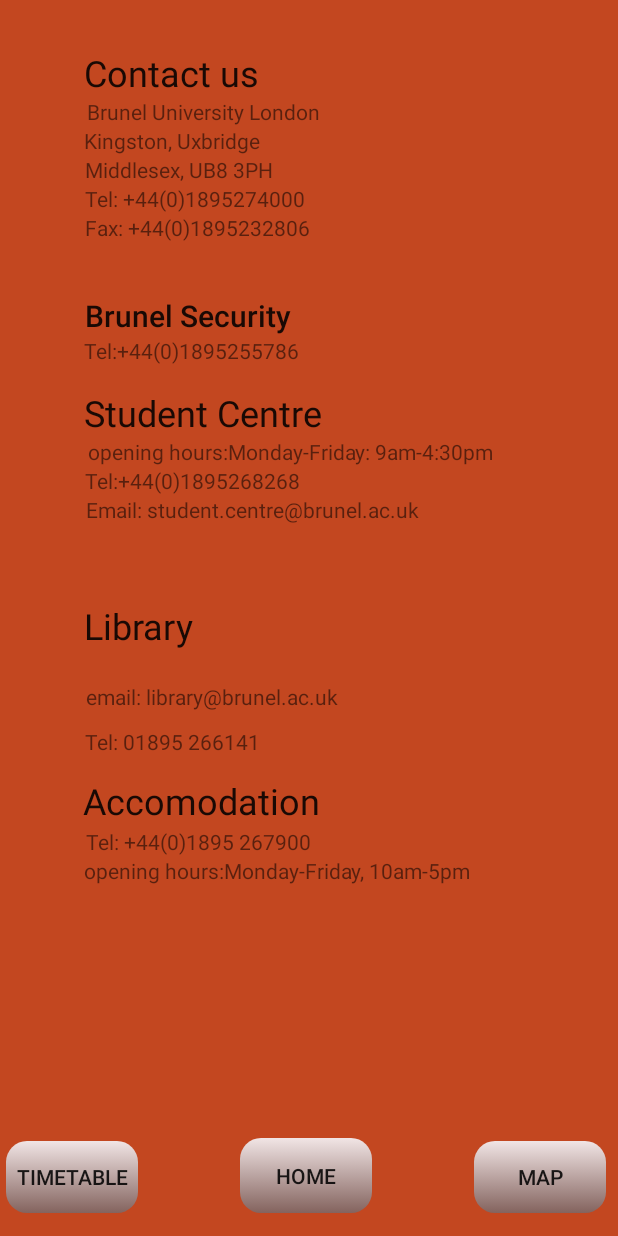
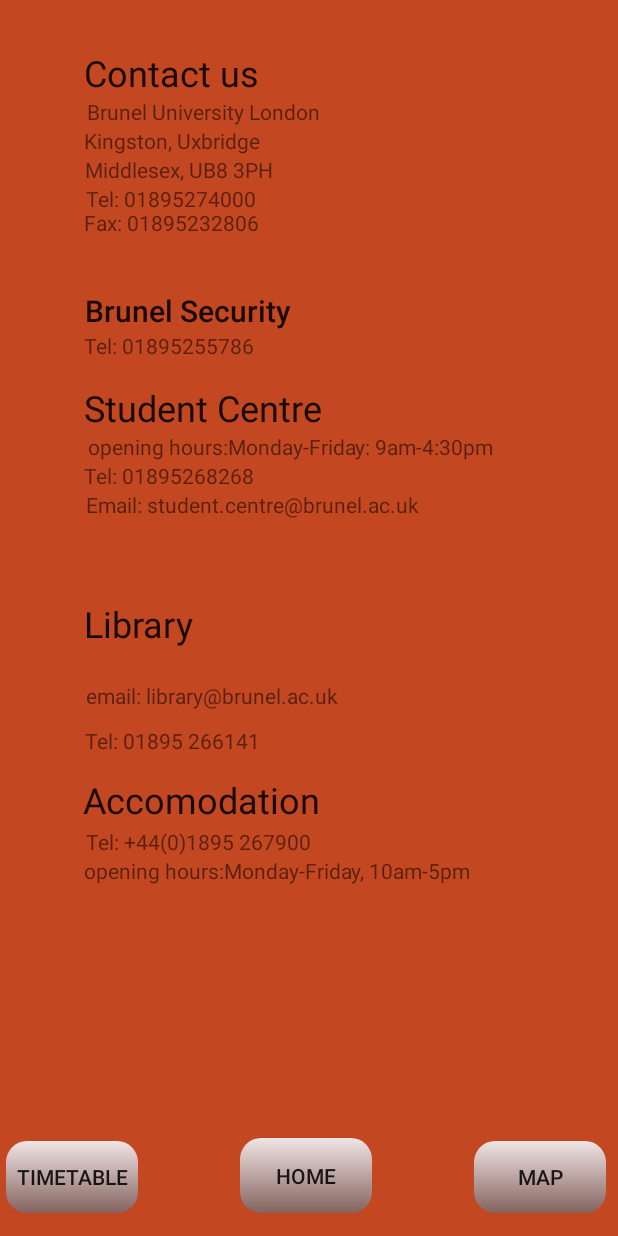
Before and after one commit to AbdulaleemSaleh1/2018-19-Goup-2, an Android app: the InfoPage screen opened directly, with no data from a screen before it, on a phone screen of 412 x 824 dp. Run offline under Robolectric (Android 15) with nearby library versions, the phone set to English and light mode, and no system bars.

Commit message:
Grammer & Positioning

```diff
--- a/app/src/main/res/layout/activity_info_page.xml
+++ b/app/src/main/res/layout/activity_info_page.xml
@@ -112,13 +112,14 @@
     <TextView
         android:id="@+id/textView10"
         android:layout_width="wrap_content"
-        android:layout_height="wrap_content"
+        android:layout_height="16dp"
         android:layout_marginStart="56dp"
         android:layout_marginLeft="56dp"
         android:layout_marginEnd="208dp"
         android:layout_marginRight="208dp"
-        android:text="Tel: +44(0)1895274000"
+        android:text="Tel: 01895274000"
         app:layout_constraintEnd_toEndOf="parent"
+        app:layout_constraintHorizontal_bias="0.03"
         app:layout_constraintStart_toStartOf="parent"
         app:layout_constraintTop_toBottomOf="@+id/textView9" />
 
@@ -130,8 +131,9 @@
         android:layout_marginLeft="56dp"
         android:layout_marginEnd="205dp"
         android:layout_marginRight="205dp"
-        android:text="Fax: +44(0)1895232806"
+        android:text="Fax: 01895232806"
         app:layout_constraintEnd_toEndOf="parent"
+        app:layout_constraintHorizontal_bias="0.0"
         app:layout_constraintStart_toStartOf="parent"
         app:layout_constraintTop_toBottomOf="@+id/textView10" />
 
@@ -159,7 +161,7 @@
         android:layout_marginLeft="56dp"
         android:layout_marginEnd="233dp"
         android:layout_marginRight="233dp"
-        android:text="Tel:+44(0)1895255786"
+        android:text="Tel: 01895255786"
         app:layout_constraintEnd_toEndOf="parent"
         app:layout_constraintHorizontal_bias="0.0"
         app:layout_constraintStart_toStartOf="parent"
@@ -201,8 +203,9 @@
         android:layout_marginLeft="56dp"
         android:layout_marginEnd="211dp"
         android:layout_marginRight="211dp"
-        android:text="Tel:+44(0)1895268268"
+        android:text="Tel: 01895268268"
         app:layout_constraintEnd_toEndOf="parent"
+        app:layout_constraintHorizontal_bias="0.0"
         app:layout_constraintStart_toStartOf="parent"
         app:layout_constraintTop_toBottomOf="@+id/textView15" />
 
```
